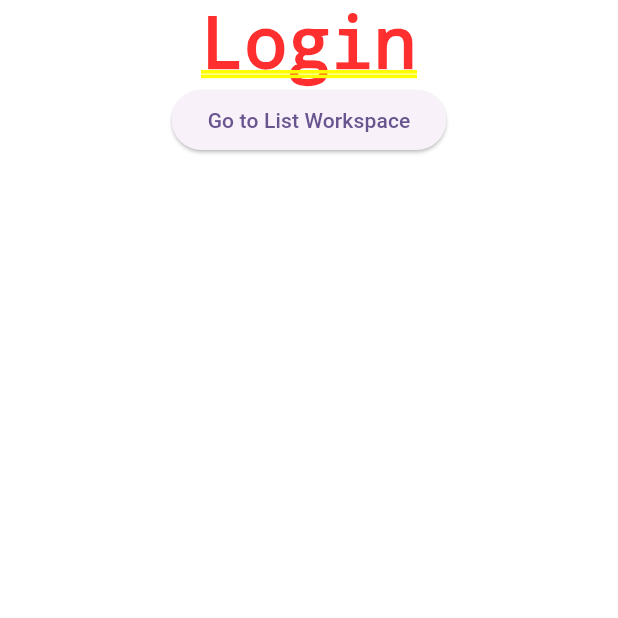
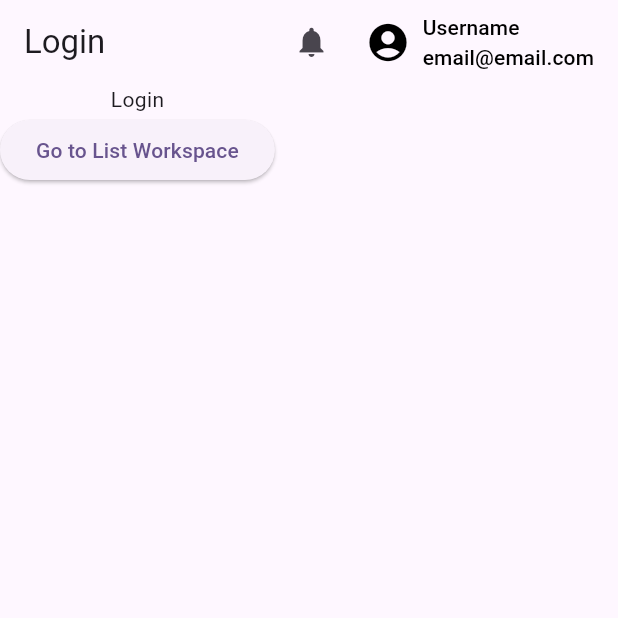
Before and after one commit to Emmanueloz/frontend_water_quality, a Flutter app: the screen it shows after launch, after a tap on "Go to List Workspace", on a phone screen of 412 x 824 dp, the top half of it. Run offline on Flutter 3.47's test engine with Material 3 defaults, Android fonts, the phone set to English and light mode, and no system bars; our stand-ins replace go_router.

Commit message:
fix(router) base del appbar

```diff
--- a/lib/presentation/pages/simple.dart
+++ b/lib/presentation/pages/simple.dart
@@ -1,4 +1,5 @@
 import 'package:flutter/material.dart';
+import 'package:frontend_water_quality/presentation/widgets/layout/layout.dart';
 import 'package:frontend_water_quality/router/routes.dart';
 import 'package:go_router/go_router.dart';
 
@@ -8,8 +9,9 @@ class Simple extends StatelessWidget {
 
   @override
   Widget build(BuildContext context) {
-    return SafeArea(
-      child: Column(
+    return Layout(
+      title: title,
+      body: Column(
         children: [
           Text(title),
           ElevatedButton(
--- a/lib/presentation/pages/splash.dart
+++ b/lib/presentation/pages/splash.dart
@@ -1,4 +1,5 @@
 import 'package:flutter/material.dart';
+import 'package:frontend_water_quality/presentation/widgets/layout/layout.dart';
 import 'package:frontend_water_quality/router/routes.dart';
 import 'package:go_router/go_router.dart';
 
@@ -7,8 +8,9 @@ class Splash extends StatelessWidget {
 
   @override
   Widget build(BuildContext context) {
-    return SafeArea(
-      child: Column(
+    return Layout(
+      title: 'Water Quality App',
+      body: Column(
         children: [
           Text("Splash"),
           ElevatedButton(
--- /dev/null
+++ b/lib/presentation/widgets/common/app_bar_navigation.dart
@@ -0,0 +1,32 @@
+import 'package:flutter/material.dart';
+import 'package:frontend_water_quality/presentation/widgets/common/button_profile.dart';
+
+class AppBarNavigation extends StatelessWidget implements PreferredSizeWidget {
+  final String title;
+
+  const AppBarNavigation({
+    super.key,
+    required this.title,
+  });
+
+  @override
+  Widget build(BuildContext context) {
+    return AppBar(
+      title: Text(title),
+      actions: [
+        IconButton(
+          icon: const Icon(Icons.notifications),
+          onPressed: () {},
+        ),
+        ButtonProfile(
+          username: "Username",
+          email: "email@email.com",
+          onPressed: () {},
+        ),
+      ],
+    );
+  }
+
+  @override
+  Size get preferredSize => const Size.fromHeight(kToolbarHeight);
+}
--- /dev/null
+++ b/lib/presentation/widgets/common/button_profile.dart
@@ -0,0 +1,44 @@
+import 'package:flutter/material.dart';
+
+class ButtonProfile extends StatelessWidget {
+  final String username;
+  final String email;
+  final void Function()? onPressed;
+
+  const ButtonProfile({
+    super.key,
+    required this.username,
+    required this.email,
+    this.onPressed,
+  });
+
+  @override
+  Widget build(BuildContext context) {
+    return TextButton.icon(
+      icon: const Icon(
+        Icons.account_circle,
+        size: 30,
+        color: Colors.black,
+      ),
+      label: Column(
+        mainAxisAlignment: MainAxisAlignment.center,
+        crossAxisAlignment: CrossAxisAlignment.start,
+        children: [
+          Text(
+            username,
+            style: const TextStyle(
+              color: Colors.black,
+            ),
+          ),
+          Text(
+            email,
+            style: const TextStyle(
+              color: Colors.black,
+            ),
+          ),
+        ],
+      ),
+      onPressed: onPressed,
+    );
+  }
+}
--- /dev/null
+++ b/lib/presentation/widgets/layout/layout.dart
@@ -0,0 +1,16 @@
+import 'package:flutter/material.dart';
+import 'package:frontend_water_quality/presentation/widgets/common/app_bar_navigation.dart';
+
+class Layout extends StatelessWidget {
+  final String title;
+  final Widget body;
+  const Layout({super.key, required this.title, required this.body});
+
+  @override
+  Widget build(BuildContext context) {
+    return Scaffold(
+      appBar: AppBarNavigation(title: title),
+      body: body,
+    );
+  }
+}
```
